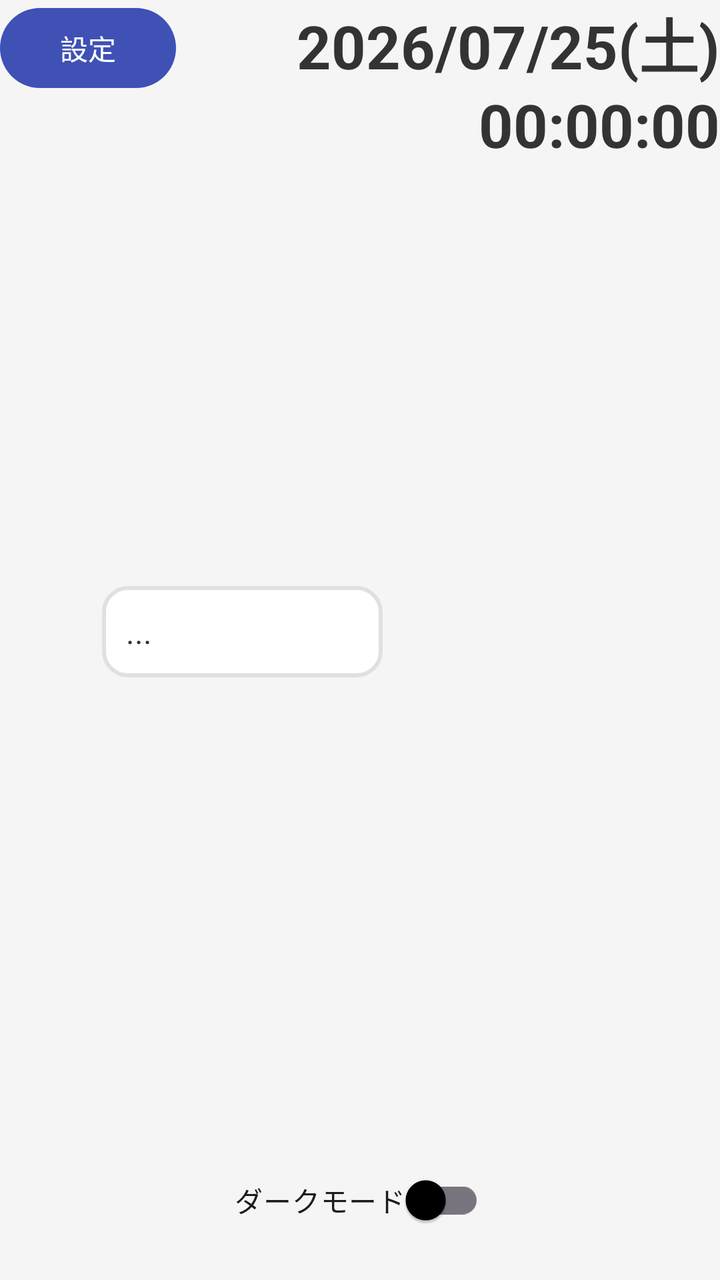
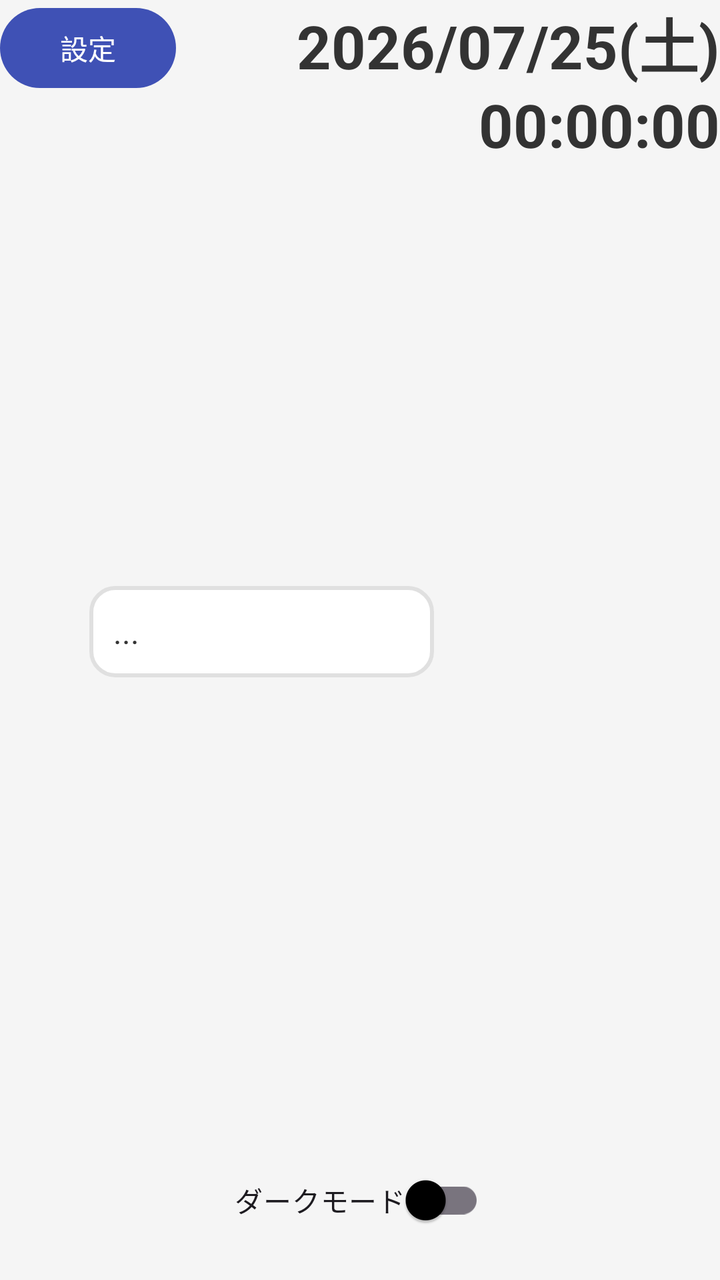

Before-and-after screenshots of an Android layout around one commit, followed by the original layout XML and the change that was made.
<!-- AndroidManifest.xml: activity theme Theme.Homemascot.NoActionBar -->
<!-- res/layout/activity_clock.xml -->
<?xml version="1.0" encoding="utf-8"?>
<FrameLayout xmlns:android="http://schemas.android.com/apk/res/android"
    android:id="@+id/root_layout"
    android:layout_width="match_parent"
    android:layout_height="match_parent"
    android:background="#F5F5F5">

    
    <Button
        android:id="@+id/button_settings"
        android:layout_width="wrap_content"
        android:layout_height="wrap_content"
        android:layout_gravity="top|start"
        android:text="設定" />

    
    <com.google.android.material.switchmaterial.SwitchMaterial
        android:id="@+id/switch_dark_mode"
        android:layout_width="wrap_content"
        android:layout_height="wrap_content"
        android:layout_gravity="bottom|center_horizontal"
        android:layout_marginBottom="16dp"
        android:contentDescription="時計画面のダークモードを切り替え"
        android:text="ダークモード" />

    
    <TextView
        android:id="@+id/text_clock"
        android:layout_width="wrap_content"
        android:layout_height="wrap_content"
        android:layout_gravity="top|end"
        android:gravity="end"
        android:lineSpacingExtra="3dp"
        android:text="2026/07/25(土)\n00:00:00"
        android:textColor="#333333"
        android:textSize="30sp"
        android:textStyle="bold" />

    
    <LinearLayout
        android:id="@+id/character_area"
        android:layout_width="match_parent"
        android:layout_height="match_parent"
        android:layout_marginBottom="72dp"
        android:layout_marginTop="88dp"
        android:gravity="center_vertical"
        android:orientation="horizontal"
        android:paddingStart="16dp"
        android:paddingEnd="16dp"
        android:paddingBottom="24dp">

        
        <View
            android:layout_width="0dp"
            android:layout_height="0dp"
            android:layout_weight="1" />

        
        <TextView
            android:id="@+id/widget_speech_compact"
            android:layout_width="0dp"
            android:layout_height="wrap_content"
            android:layout_gravity="center_vertical"
            android:layout_marginEnd="12dp"
            android:layout_weight="4"
            android:background="@drawable/speech_bubble_bg"
            android:padding="12dp"
            android:text="..."
            android:textColor="#333333"
            android:textSize="16sp" />

        
        <ImageView
            android:id="@+id/widget_character_image_compact"
            android:layout_width="0dp"
            android:layout_height="match_parent"
            android:layout_weight="4"
            android:adjustViewBounds="true"
            android:contentDescription="キャラクター画像"
            android:scaleType="fitCenter" />
    </LinearLayout>

</FrameLayout>
<!-- resources referenced by this layout -->
<resources>
  <!-- drawable speech_bubble_bg (drawable) -->
  <?xml version="1.0" encoding="utf-8"?>
  <shape xmlns:android="http://schemas.android.com/apk/res/android">
      <solid android:color="#FFFFFF" />
      <corners android:radius="12dp" />
      <stroke
          android:width="2dp"
          android:color="#E0E0E0" />
      <padding
          android:left="4dp"
          android:top="4dp"
          android:right="4dp"
          android:bottom="4dp" />
  </shape>
  <style name="Theme.Homemascot.NoActionBar" parent="Theme.Material3.Light.NoActionBar">
          <item name="colorPrimary">#3f51b5</item>
          <item name="colorOnPrimary">#FFFFFF</item>
          <item name="colorSurface">#f5f5f5</item>
          <item name="colorOnSurface">#000000</item>
          <item name="colorOnSurfaceVariant">#666666</item>
      </style>
</resources>

<!-- the commit's change to res/layout/activity_clock.xml (unified diff, before → after) -->
@@ -62,7 +62,7 @@
             android:layout_height="wrap_content"
             android:layout_gravity="center_vertical"
             android:layout_marginEnd="12dp"
-            android:layout_weight="4"
+            android:layout_weight="6"
             android:background="@drawable/speech_bubble_bg"
             android:padding="12dp"
             android:text="..."
